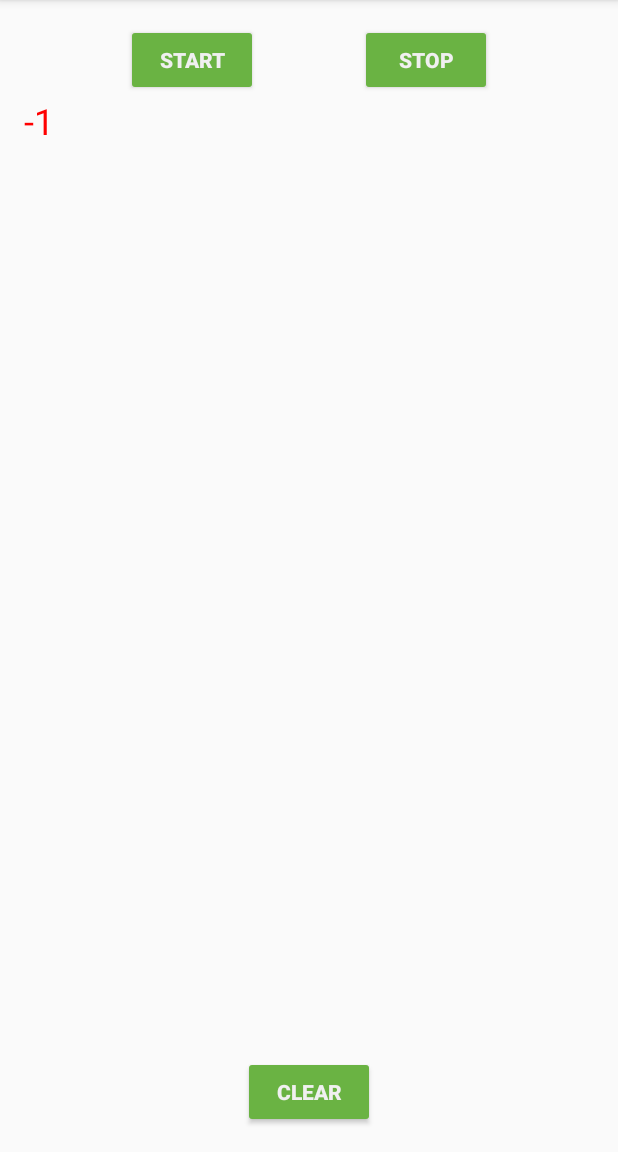
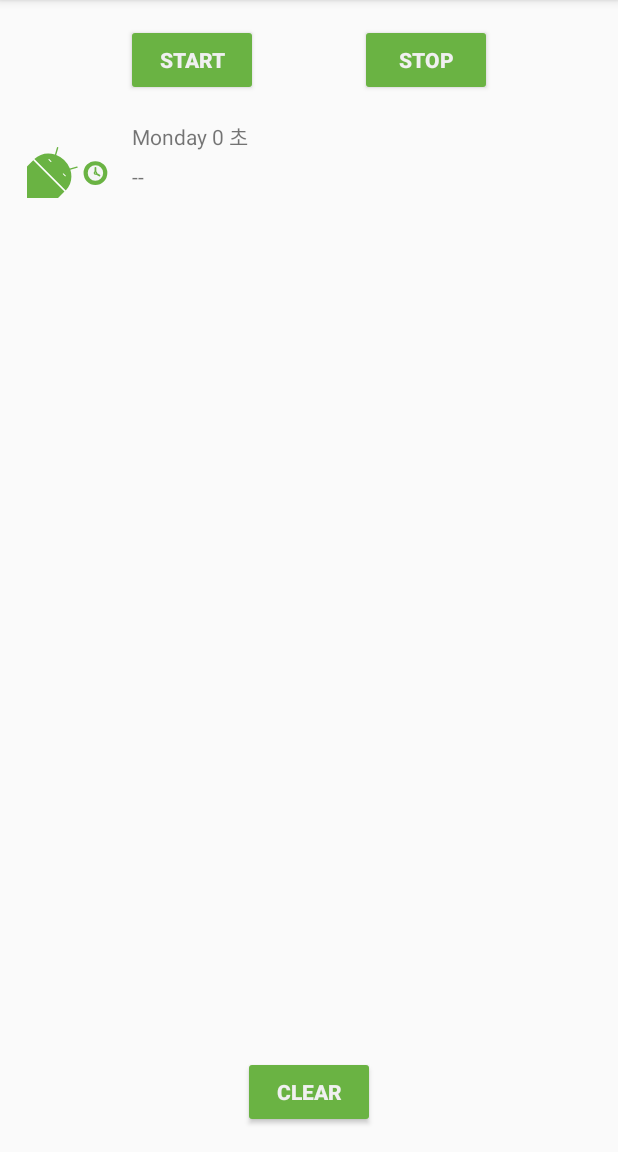
Before and after one commit to bky373/sleep-quality-tracker-with-recyclerview, an Android app: the screen it shows after launch (MainActivity), after a tap on "START", on a phone screen of 412 x 824 dp, the part 84-1236 px from its top. Run offline under Robolectric (Android 15) with nearby library versions, the phone set to English and light mode, and no system bars; our stand-ins replace Room's generated code, data binding; Roboto replaces fonts that are not available here; 3 statements that could not run were skipped.

Commit message:
refactor(tracker) : modify the way of displaying sleep quality list

```diff
--- a/app/src/main/java/com/example/android/trackmysleepquality/Util.kt
+++ b/app/src/main/java/com/example/android/trackmysleepquality/Util.kt
@@ -21,9 +21,7 @@ import android.content.res.Resources
 import android.os.Build
 import android.text.Html
 import android.text.Spanned
-import android.widget.TextView
 import androidx.core.text.HtmlCompat
-import androidx.recyclerview.widget.RecyclerView
 import com.example.android.trackmysleepquality.database.SleepNight
 import java.text.SimpleDateFormat
 import java.util.*
@@ -40,9 +38,9 @@ private val ONE_HOUR_MILLIS = TimeUnit.MILLISECONDS.convert(1, TimeUnit.HOURS)
  *
  * Examples:
  *
- * 6 seconds on Wednesday
- * 2 minutes on Monday
- * 40 hours on Thursday
+ * 수요일 6 초
+ * 월요일 2 분
+ * 목요일 40 시간
  *
  * @param startTimeMilli the start of the interval
  * @param endTimeMilli the end of the interval
@@ -54,15 +52,15 @@ fun convertDurationToFormatted(startTimeMilli: Long, endTimeMilli: Long, res: Re
     return when {
         durationMilli < ONE_MINUTE_MILLIS -> {
             val seconds = TimeUnit.SECONDS.convert(durationMilli, TimeUnit.MILLISECONDS)
-            res.getString(R.string.seconds_length, seconds, weekdayString)
+            res.getString(R.string.seconds_length, weekdayString, seconds)
         }
         durationMilli < ONE_HOUR_MILLIS -> {
             val minutes = TimeUnit.MINUTES.convert(durationMilli, TimeUnit.MILLISECONDS)
-            res.getString(R.string.minutes_length, minutes, weekdayString)
+            res.getString(R.string.minutes_length, weekdayString, minutes)
         }
         else -> {
             val hours = TimeUnit.HOURS.convert(durationMilli, TimeUnit.MILLISECONDS)
-            res.getString(R.string.hours_length, hours, weekdayString)
+            res.getString(R.string.hours_length, weekdayString, hours)
         }
     }
 }
@@ -142,11 +140,3 @@ fun formatNights(nights: List<SleepNight>, resources: Resources): Spanned {
         return HtmlCompat.fromHtml(sb.toString(), HtmlCompat.FROM_HTML_MODE_LEGACY)
     }
 }
-
-/**
- * ViewHolder that holds a single [TextView].
- *
- * A ViewHolder holds a view for the [RecyclerView] as well as providing additional information
- * to the RecyclerView such as where on the screen it was last drawn during scrolling.
- */
-class TextItemViewHolder(val textView: TextView): RecyclerView.ViewHolder(textView)
--- a/app/src/main/java/com/example/android/trackmysleepquality/sleeptracker/SleepNightAdapter.kt
+++ b/app/src/main/java/com/example/android/trackmysleepquality/sleeptracker/SleepNightAdapter.kt
@@ -16,16 +16,18 @@
 
 package com.example.android.trackmysleepquality.sleeptracker
 
-import android.graphics.Color
 import android.view.LayoutInflater
+import android.view.View
 import android.view.ViewGroup
+import android.widget.ImageView
 import android.widget.TextView
 import androidx.recyclerview.widget.RecyclerView
 import com.example.android.trackmysleepquality.R
-import com.example.android.trackmysleepquality.TextItemViewHolder
+import com.example.android.trackmysleepquality.convertDurationToFormatted
+import com.example.android.trackmysleepquality.convertNumericQualityToString
 import com.example.android.trackmysleepquality.database.SleepNight
 
-class SleepNightAdapter : RecyclerView.Adapter<TextItemViewHolder>() {
+class SleepNightAdapter : RecyclerView.Adapter<SleepNightAdapter.ViewHolder>() {
 
     var data = listOf<SleepNight>()
         set(value) {
@@ -35,21 +37,31 @@ class SleepNightAdapter : RecyclerView.Adapter<TextItemViewHolder>() {
 
     override fun getItemCount(): Int = data.size
 
-    override fun onBindViewHolder(holder: TextItemViewHolder, position: Int) {
+    override fun onBindViewHolder(holder: ViewHolder, position: Int) {
         val item = data[position]
-
-        if (item.sleepQuality <= 1) {
-            holder.textView.setTextColor(Color.RED)
-        } else {
-            holder.textView.setTextColor(Color.BLACK)
-        }
-
-        holder.textView.text = item.sleepQuality.toString()
+        val res = holder.itemView.context.resources
+        holder.sleepLength.text = convertDurationToFormatted(item.startTimeMilli, item.endTimeMilli, res)
+        holder.quality.text = convertNumericQualityToString(item.sleepQuality, res)
+        holder.qualityImage.setImageResource(when (item.sleepQuality) {
+            0 -> R.drawable.ic_sleep_0
+            1 -> R.drawable.ic_sleep_1
+            2 -> R.drawable.ic_sleep_2
+            3 -> R.drawable.ic_sleep_3
+            4 -> R.drawable.ic_sleep_4
+            5 -> R.drawable.ic_sleep_5
+            else -> R.drawable.ic_sleep_active
+        })
     }
 
-    override fun onCreateViewHolder(parent: ViewGroup, viewType: Int): TextItemViewHolder {
+    override fun onCreateViewHolder(parent: ViewGroup, viewType: Int): ViewHolder {
         val layoutInflater = LayoutInflater.from(parent.context)
-        val view = layoutInflater.inflate(R.layout.text_item_view, parent, false) as TextView
-        return TextItemViewHolder(view)
+        val view = layoutInflater.inflate(R.layout.list_item_sleep_night, parent, false)
+        return ViewHolder(view)
+    }
+
+    class ViewHolder(itemView: View) : RecyclerView.ViewHolder(itemView) {
+        val sleepLength: TextView = itemView.findViewById(R.id.sleep_length)
+        val quality: TextView = itemView.findViewById(R.id.quality_string)
+        val qualityImage: ImageView = itemView.findViewById(R.id.quality_image)
     }
 }
--- a/app/src/main/res/layout/list_item_sleep_night.xml
+++ b/app/src/main/res/layout/list_item_sleep_night.xml
@@ -1,7 +1,44 @@
 <?xml version="1.0" encoding="utf-8"?>
-<androidx.constraintlayout.widget.ConstraintLayout
-    xmlns:android="http://schemas.android.com/apk/res/android"
-    android:orientation="vertical"
+<androidx.constraintlayout.widget.ConstraintLayout xmlns:android="http://schemas.android.com/apk/res/android"
+    xmlns:app="http://schemas.android.com/apk/res-auto"
+    xmlns:tools="http://schemas.android.com/tools"
     android:layout_width="match_parent"
-    android:layout_height="wrap_content">
+    android:layout_height="wrap_content"
+    android:orientation="vertical">
+
+    <ImageView
+        android:id="@+id/quality_image"
+        android:layout_width="@dimen/icon_size"
+        android:layout_height="60dp"
+        android:layout_marginStart="16dp"
+        android:layout_marginTop="8dp"
+        android:layout_marginBottom="8dp"
+        app:layout_constraintBottom_toBottomOf="parent"
+        app:layout_constraintStart_toStartOf="parent"
+        app:layout_constraintTop_toTopOf="parent"
+        tools:srcCompat="@drawable/ic_sleep_5" />
+
+    <TextView
+        android:id="@+id/sleep_length"
+        android:layout_width="0dp"
+        android:layout_height="20dp"
+        android:layout_marginStart="8dp"
+        android:layout_marginTop="8dp"
+        android:layout_marginEnd="16dp"
+        app:layout_constraintEnd_toEndOf="parent"
+        app:layout_constraintStart_toEndOf="@+id/quality_image"
+        app:layout_constraintTop_toTopOf="@+id/quality_image"
+        tools:text="Wednesday" />
+
+    <TextView
+        android:id="@+id/quality_string"
+        android:layout_width="0dp"
+        android:layout_height="20dp"
+        android:layout_marginTop="8dp"
+        app:layout_constraintEnd_toEndOf="@+id/sleep_length"
+        app:layout_constraintHorizontal_bias="0.0"
+        app:layout_constraintStart_toStartOf="@+id/sleep_length"
+        app:layout_constraintTop_toBottomOf="@+id/sleep_length"
+        tools:text="Excellent!!!" />
+
 </androidx.constraintlayout.widget.ConstraintLayout>
--- a/app/src/main/res/layout/text_item_view.xml
+++ /dev/null
@@ -1,7 +0,0 @@
-<?xml version="1.0" encoding="utf-8"?>
-<TextView xmlns:android="http://schemas.android.com/apk/res/android"
-    android:textSize="24sp"
-    android:paddingStart="16dp"
-    android:paddingEnd="16dp"
-    android:layout_width="match_parent"
-    android:layout_height="wrap_content" />
--- a/app/src/main/res/values/strings.xml
+++ b/app/src/main/res/values/strings.xml
@@ -54,7 +54,7 @@
     <string name="cleared_message">All your data is gone forever.</string>
     <string name="header_text">Sleep Results</string>
     <string name="close">Close</string>
-    <string name="minutes_length">%d minutes on %s</string>
-    <string name="hours_length">%d hours on %s</string>
-    <string name="seconds_length">%d seconds on %s</string>
+    <string name="minutes_length">%s %d 분</string>
+    <string name="hours_length">%s %d 시간</string>
+    <string name="seconds_length">%s %d 초</string>
 </resources>
```
